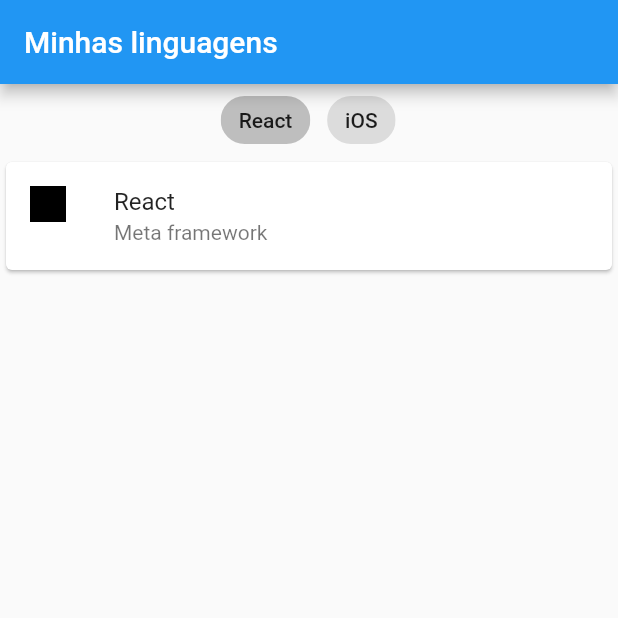
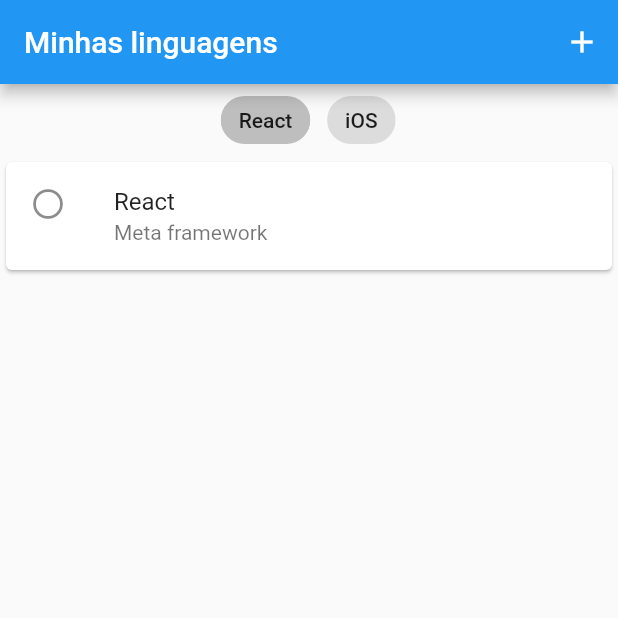
Before and after one commit to MagnoBelloni/flutter-widget-2aojr, a Flutter app: the screen it shows after launch, after a tap on "React", on a phone screen of 412 x 824 dp, the top half of it. Run offline on Flutter 3.47's test engine with Material 2 defaults, Android fonts, the phone set to English and light mode, and no system bars.

Commit message:
Tela de formulario

```diff
--- a/lib/main.dart
+++ b/lib/main.dart
@@ -1,5 +1,6 @@
 import 'package:flutter/material.dart';
 
+import 'screens/form.dart';
 import 'screens/principal.dart';
 
 void main() {
@@ -17,7 +18,11 @@ class MyApp extends StatelessWidget {
       theme: ThemeData(
         primarySwatch: Colors.blue,
       ),
-      home: const PrincipalScreenWidget(),
+      initialRoute: "/",
+      routes: {
+        "/": (context) => const PrincipalScreenWidget(),
+        "/add": (context) => FormLanguageWidget()
+      },
     );
   }
 }
--- a/lib/models/language.dart
+++ b/lib/models/language.dart
@@ -1,8 +1,8 @@
 class Language {
   final String name;
   final String description;
-  final String asset;
+  // final String asset;
   bool selected = false;
 
-  Language(this.name, this.description, this.asset);
+  Language(this.name, this.description);
 }
--- a/lib/screens/principal.dart
+++ b/lib/screens/principal.dart
@@ -1,5 +1,4 @@
 import 'package:flutter/material.dart';
-import 'package:flutter_svg/flutter_svg.dart';
 import 'package:flutter_widgets_ui/models/language.dart';
 
 class PrincipalScreenWidget extends StatefulWidget {
@@ -11,15 +10,20 @@ class PrincipalScreenWidget extends StatefulWidget {
 
 class _PrincipalScreenWidgetState extends State<PrincipalScreenWidget> {
   List<Language> languages = [
-    Language("React", "Meta framework", "assets/react.svg"),
-    Language("iOS", "Apple native language", "assets/apple.svg")
+    Language("React", "Meta framework"),
+    Language("iOS", "Apple native language")
   ];
+
+  final title = const Text("Minhas linguagens");
+  final iconAdd = const Icon(Icons.add);
+  final iconCircleOutlined = const Icon(Icons.circle_outlined);
 
   @override
   Widget build(BuildContext context) {
     return Scaffold(
       appBar: AppBar(
-        title: const Text("Minhas linguagens"),
+        title: title,
+        actions: [IconButton(onPressed: _goToForm, icon: iconAdd)],
       ),
       body: Column(
         children: [
@@ -55,15 +59,21 @@ class _PrincipalScreenWidgetState extends State<PrincipalScreenWidget> {
         .where((language) => language.selected)
         .map((language) => Card(
                 child: ListTile(
-              leading: SvgPicture.asset(
-                language.asset,
-                semanticsLabel: language.name,
-                width: 24,
-                height: 24,
-              ),
+              leading: iconCircleOutlined,
               title: Text(language.name),
               subtitle: Text(language.description),
             )))
         .toList();
   }
+
+  void _goToForm() {
+    Future future = Navigator.pushNamed(context, "/add");
+
+    future.then((language) {
+      language.selected = true;
+      setState(() {
+        languages.add(language);
+      });
+    });
+  }
 }
```
Also changed, not shown: lib/screens/form.dart (added, +67 -0 lines).
